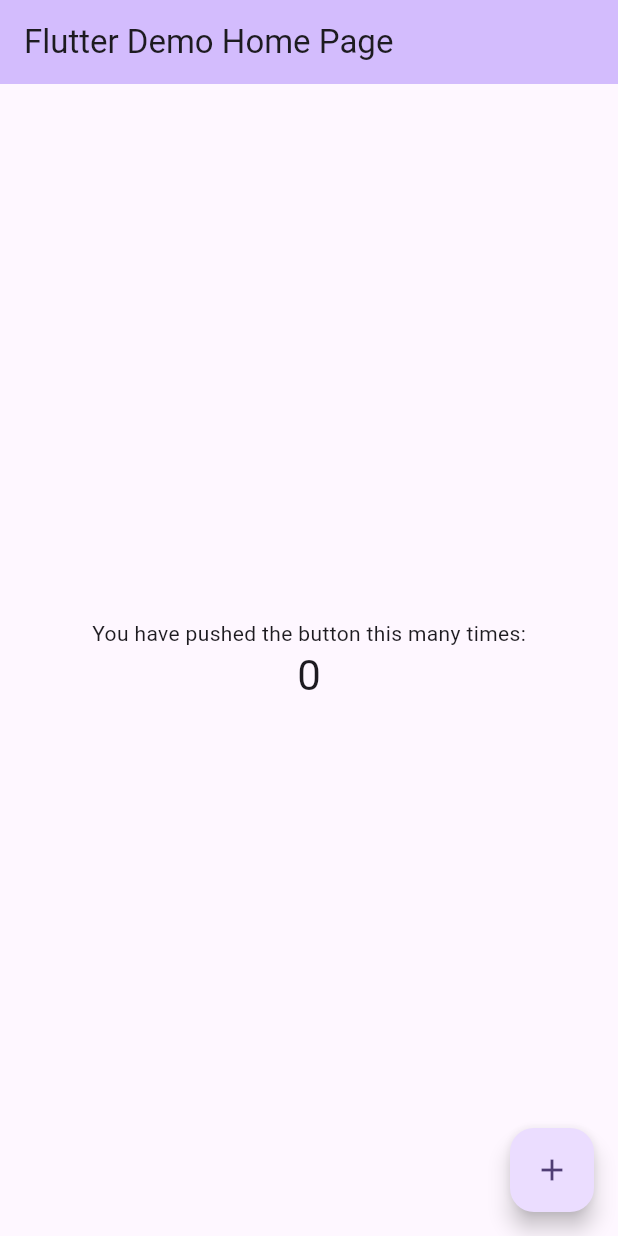
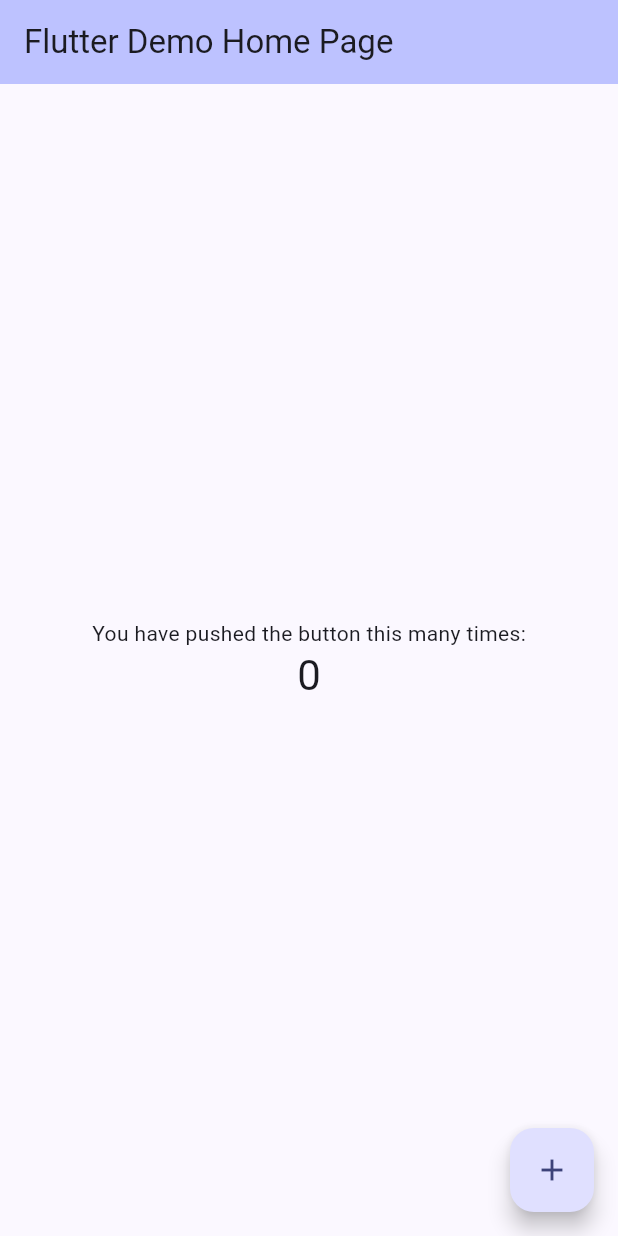
Before and after one commit to davidchrista/hello_flutter, a Flutter app: the screen it shows after launch, on a phone screen of 412 x 824 dp. Run offline on Flutter 3.47's test engine with Material 3 defaults, Android fonts, the phone set to English and light mode, and no system bars.

Commit message:
clean up code

```diff
--- a/lib/main.dart
+++ b/lib/main.dart
@@ -7,28 +7,13 @@ void main() {
 class MyApp extends StatelessWidget {
   const MyApp({super.key});
 
-  // This widget is the root of your application.
   @override
   Widget build(BuildContext context) {
     return MaterialApp(
       title: 'Flutter Demo',
       theme: ThemeData(
-        // This is the theme of your application.
-        //
-        // TRY THIS: Try running your application with "flutter run". You'll see
-        // the application has a purple toolbar. Then, without quitting the app,
-        // try changing the seedColor in the colorScheme below to Colors.green
-        // and then invoke "hot reload" (save your changes or press the "hot
-        // reload" button in a Flutter-supported IDE, or press "r" if you used
-        // the command line to start the app).
-        //
-        // Notice that the counter didn't reset back to zero; the application
-        // state is not lost during the reload. To reset the state, use hot
-        // restart instead.
-        //
-        // This works for code too, not just values: Most code changes can be
-        // tested with just a hot reload.
-        colorScheme: ColorScheme.fromSeed(seedColor: Colors.deepPurple),
+        colorScheme:
+            ColorScheme.fromSeed(seedColor: Color.fromARGB(255, 50, 57, 124)),
         useMaterial3: true,
       ),
       home: const MyHomePage(title: 'Flutter Demo Home Page'),
@@ -38,15 +23,6 @@ class MyApp extends StatelessWidget {
 
 class MyHomePage extends StatefulWidget {
   const MyHomePage({super.key, required this.title});
-
-  // This widget is the home page of your application. It is stateful, meaning
-  // that it has a State object (defined below) that contains fields that affect
-  // how it looks.
-
-  // This class is the configuration for the state. It holds the values (in this
-  // case the title) provided by the parent (in this case the App widget) and
-  // used by the build method of the State. Fields in a Widget subclass are
-  // always marked "final".
 
   final String title;
 
@@ -59,50 +35,19 @@ class _MyHomePageState extends State<MyHomePage> {
 
   void _incrementCounter() {
     setState(() {
-      // This call to setState tells the Flutter framework that something has
-      // changed in this State, which causes it to rerun the build method below
-      // so that the display can reflect the updated values. If we changed
-      // _counter without calling setState(), then the build method would not be
-      // called again, and so nothing would appear to happen.
       _counter++;
     });
   }
 
   @override
   Widget build(BuildContext context) {
-    // This method is rerun every time setState is called, for instance as done
-    // by the _incrementCounter method above.
-    //
-    // The Flutter framework has been optimized to make rerunning build methods
-    // fast, so that you can just rebuild anything that needs updating rather
-    // than having to individually change instances of widgets.
     return Scaffold(
       appBar: AppBar(
-        // TRY THIS: Try changing the color here to a specific color (to
-        // Colors.amber, perhaps?) and trigger a hot reload to see the AppBar
-        // change color while the other colors stay the same.
         backgroundColor: Theme.of(context).colorScheme.inversePrimary,
-        // Here we take the value from the MyHomePage object that was created by
-        // the App.build method, and use it to set our appbar title.
         title: Text(widget.title),
       ),
       body: Center(
-        // Center is a layout widget. It takes a single child and positions it
-        // in the middle of the parent.
         child: Column(
-          // Column is also a layout widget. It takes a list of children and
-          // arranges them vertically. By default, it sizes itself to fit its
-          // children horizontally, and tries to be as tall as its parent.
-          //
-          // Column has various properties to control how it sizes itself and
-          // how it positions its children. Here we use mainAxisAlignment to
-          // center the children vertically; the main axis here is the vertical
-          // axis because Columns are vertical (the cross axis would be
-          // horizontal).
-          //
-          // TRY THIS: Invoke "debug painting" (choose the "Toggle Debug Paint"
-          // action in the IDE, or press "p" in the console), to see the
-          // wireframe for each widget.
           mainAxisAlignment: MainAxisAlignment.center,
           children: <Widget>[
             const Text(
@@ -119,7 +64,7 @@ class _MyHomePageState extends State<MyHomePage> {
         onPressed: _incrementCounter,
         tooltip: 'Increment',
         child: const Icon(Icons.add),
-      ), // This trailing comma makes auto-formatting nicer for build methods.
+      ),
     );
   }
 }
```
